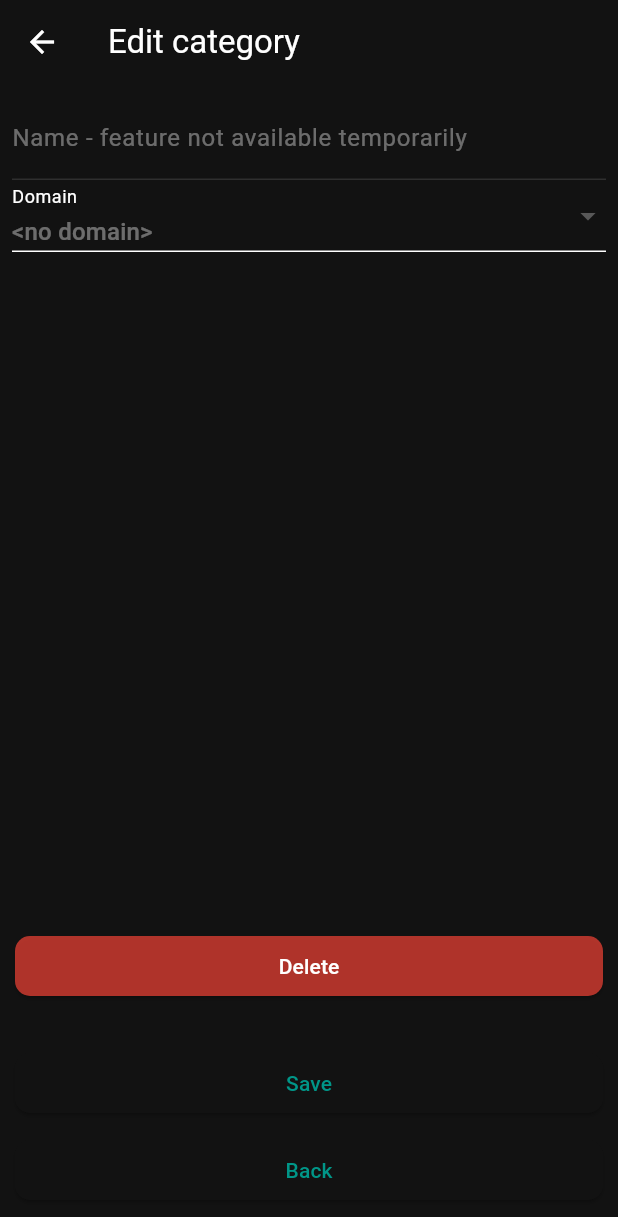
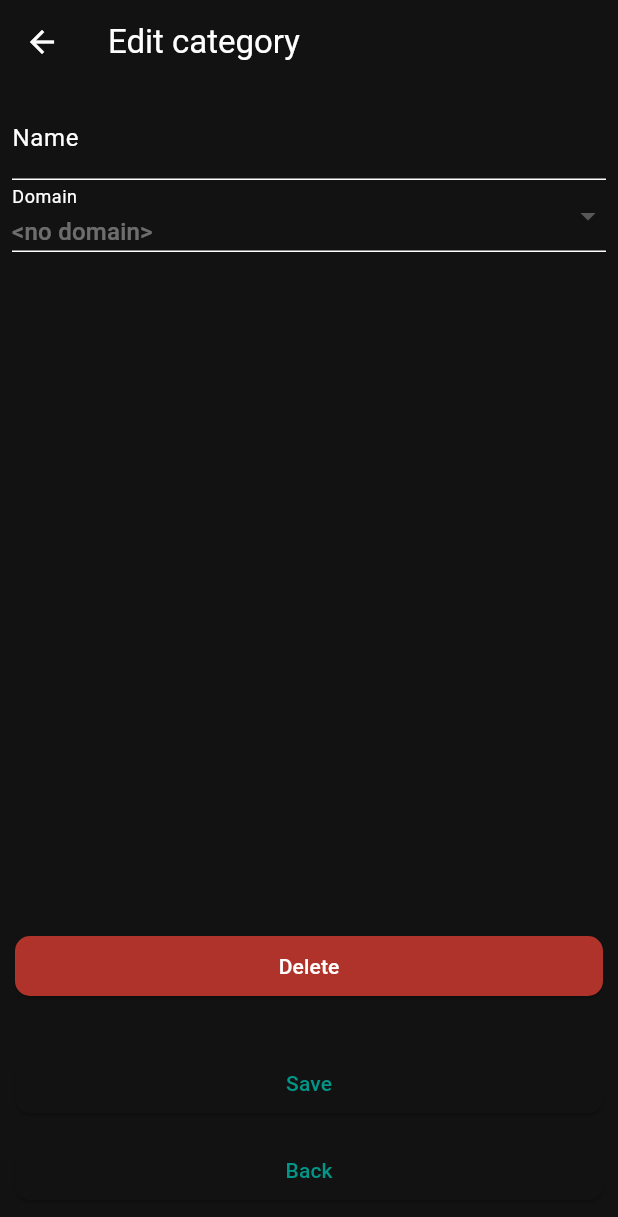
Before and after one commit to vicortez/spending-tracker, a Flutter app: the EditCategoryPage screen opened directly with empty values, on a phone screen of 412 x 824 dp. Shown: the top 1217 px of the screen. Run offline on Flutter 3.47's test engine with Material 3 defaults, Android fonts, the phone set to English and light mode, and no system bars; our stand-ins replace file_picker, fl_chart, month_picker_dialog, shared_preferences; accounts and stored records are empty.

Commit message:
allow editing category name

```diff
--- a/lib/pages/edit_category_page.dart
+++ b/lib/pages/edit_category_page.dart
@@ -69,9 +69,7 @@ class _EditCategoryPageState extends State<EditCategoryPage> {
                                       children: [
                                         Expanded(
                                           child: TextFormField(
-                                            enabled: false,
-                                            decoration: const InputDecoration(
-                                                labelText: "Name - feature not available temporarily"),
+                                            decoration: const InputDecoration(labelText: "Name"),
                                             controller: _categoryNameTextController,
                                             validator: (value) {
                                               if (value == null || value.isEmpty) {
```
